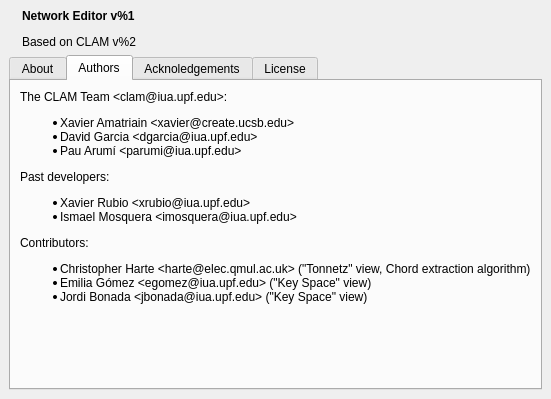
This is NetworkEditor/src/About.ui in clam-project/clam as Qt 5 draws it before an edit. The edited form follows.
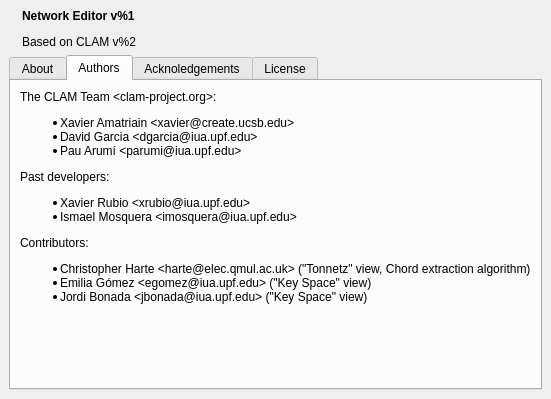
This is the edited form. The open tabs and pages were chosen to show the change. Icons and pictures are not drawn.

Commit message: 📝 clam.iua.upf.edu -> clam-project.org

```diff
--- a/NetworkEditor/src/About.ui
+++ b/NetworkEditor/src/About.ui
@@ -193,7 +193,7 @@
           </sizepolicy>
          </property>
          <property name="text" >
-          <string>&lt;p>The CLAM Team &amp;lt;clam@iua.upf.edu&amp;gt;:&lt;/p>
+          <string>&lt;p>The CLAM Team &amp;lt;clam-project.org&amp;gt;:&lt;/p>
 &lt;ul>
 &lt;li>Xavier Amatriain &amp;lt;xavier@create.ucsb.edu&amp;gt;&lt;/li>
 &lt;li>David Garcia &amp;lt;dgarcia@iua.upf.edu&amp;gt; &lt;/li>
```
The commit also changes 3 other files.
